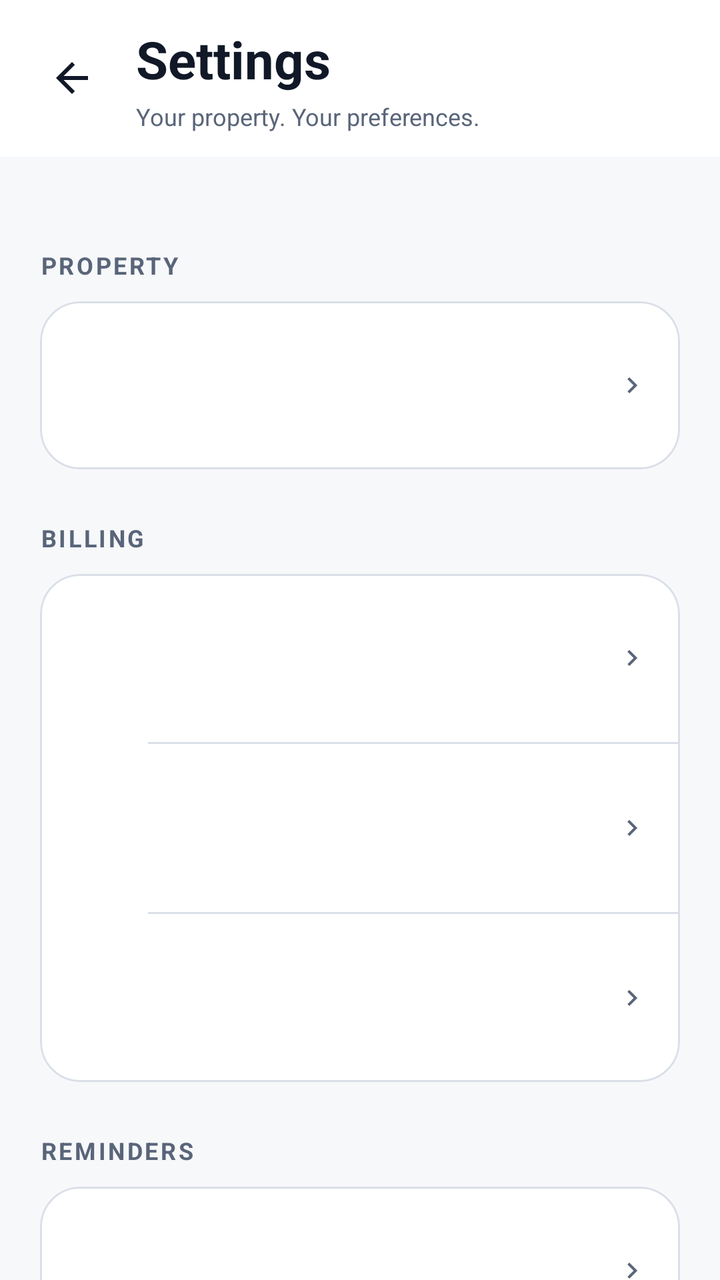
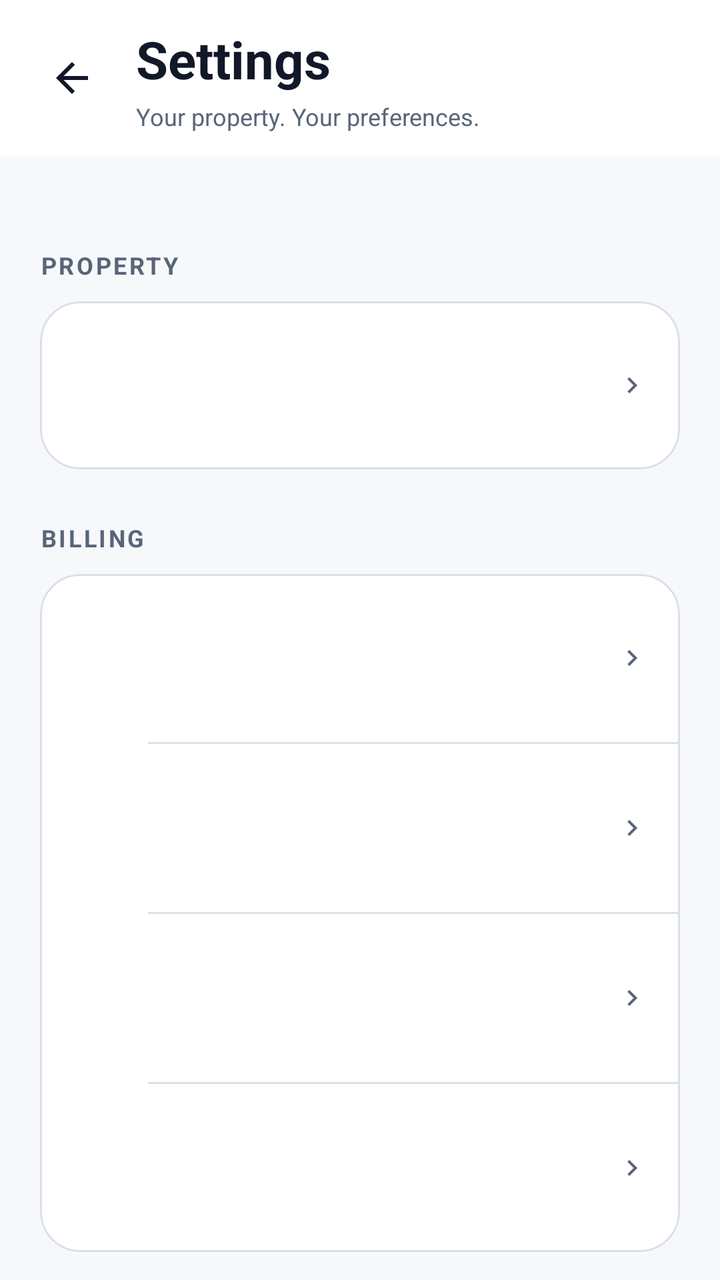

Two renders of the same Android screen: before a commit and after it. Below are the layout's source before the change and the commit's diff.
<!-- AndroidManifest.xml: application theme Theme.RoomKit -->
<!-- res/layout/fragment_setting.xml -->
<?xml version='1.0' encoding='utf-8'?>
<LinearLayout xmlns:android="http://schemas.android.com/apk/res/android" xmlns:app="http://schemas.android.com/apk/res-auto" android:layout_width="match_parent" android:layout_height="match_parent" android:orientation="vertical" android:background="@color/rks2_bg">
    <LinearLayout android:layout_width="match_parent" android:layout_height="wrap_content" android:orientation="horizontal" android:gravity="center_vertical" android:padding="12dp" android:background="@color/rks2_surface">
        <ImageButton android:id="@+id/settingsBack" android:layout_width="48dp" android:layout_height="48dp" android:background="?attr/selectableItemBackgroundBorderless" android:src="@drawable/ic_arrow_back" android:contentDescription="@string/rks2_back" app:tint="@color/rks2_text" />
        <LinearLayout android:layout_width="0dp" android:layout_height="wrap_content" android:layout_weight="1" android:orientation="vertical" android:paddingStart="8dp">
            <TextView android:id="@+id/pageTitle" android:layout_width="match_parent" android:layout_height="wrap_content" android:text="@string/rks2_settings" android:textColor="@color/rks2_text" android:textSize="26sp" android:textStyle="bold" android:accessibilityHeading="true" />
            <TextView android:id="@+id/pageSubtitle" android:layout_width="match_parent" android:layout_height="wrap_content" android:layout_marginTop="3dp" android:text="@string/rks2_subtitle" android:textColor="@color/rks2_muted" android:textSize="12sp" />
        </LinearLayout>
    </LinearLayout>
    <androidx.core.widget.NestedScrollView android:layout_width="match_parent" android:layout_height="0dp" android:layout_weight="1" android:fillViewport="true" android:clipToPadding="false">
        <LinearLayout android:layout_width="match_parent" android:layout_height="wrap_content" android:orientation="vertical" android:padding="20dp" android:paddingBottom="40dp">
            <TextView style="@style/Rks2Section" android:text="@string/rks2_property_section" />
            <com.google.android.material.card.MaterialCardView style="@style/Rks2Card">
                <LinearLayout android:layout_width="match_parent" android:layout_height="wrap_content" android:orientation="vertical">
                    <include android:id="@+id/settingsProperty" layout="@layout/item_settings_row" />
                </LinearLayout>
            </com.google.android.material.card.MaterialCardView>
            <TextView style="@style/Rks2Section" android:text="@string/rks2_billing_section" />
            <com.google.android.material.card.MaterialCardView style="@style/Rks2Card">
                <LinearLayout android:layout_width="match_parent" android:layout_height="wrap_content" android:orientation="vertical">
                    <include android:id="@+id/settingsDefaults" layout="@layout/item_settings_row" />
                    <View android:layout_width="match_parent" android:layout_height="1dp" android:layout_marginStart="54dp" android:background="@color/rks2_border" />
                    <include android:id="@+id/settingsMonthClose" layout="@layout/item_settings_row" />
                    <View android:layout_width="match_parent" android:layout_height="1dp" android:layout_marginStart="54dp" android:background="@color/rks2_border" />
                    <include android:id="@+id/settingsCurrency" layout="@layout/item_settings_row" />
                </LinearLayout>
            </com.google.android.material.card.MaterialCardView>
            <TextView style="@style/Rks2Section" android:text="@string/rks2_reminder_section" />
            <com.google.android.material.card.MaterialCardView style="@style/Rks2Card">
                <LinearLayout android:layout_width="match_parent" android:layout_height="wrap_content" android:orientation="vertical">
                    <include android:id="@+id/settingsNotifications" layout="@layout/item_settings_row" />
                </LinearLayout>
            </com.google.android.material.card.MaterialCardView>
            <TextView android:layout_width="match_parent" android:layout_height="wrap_content" android:text="@string/rks2_schedule" android:textColor="@color/rks2_muted" android:textSize="12sp" android:lineSpacingExtra="3dp" android:layout_marginBottom="12dp" />
            <TextView style="@style/Rks2Section" android:text="@string/rks2_data_section" />
            <com.google.android.material.card.MaterialCardView style="@style/Rks2Card">
                <LinearLayout android:layout_width="match_parent" android:layout_height="wrap_content" android:orientation="vertical">
                    <include android:id="@+id/settingsBackup" layout="@layout/item_settings_row" />
                    <View android:layout_width="match_parent" android:layout_height="1dp" android:layout_marginStart="54dp" android:background="@color/rks2_border" />
                    <include android:id="@+id/settingsPrivacy" layout="@layout/item_settings_row" />
                </LinearLayout>
            </com.google.android.material.card.MaterialCardView>
            <LinearLayout android:layout_width="match_parent" android:layout_height="wrap_content" android:layout_marginTop="32dp" android:padding="24dp" android:orientation="vertical" android:gravity="center">
                <TextView android:layout_width="wrap_content" android:layout_height="wrap_content" android:text="RoomKit" android:textColor="@color/rks2_text" android:textSize="22sp" android:textStyle="bold" />
                <TextView android:id="@+id/settingsVersion" android:layout_width="wrap_content" android:layout_height="wrap_content" android:layout_marginTop="8dp" android:textColor="@color/rks2_muted" android:textSize="12sp" />
                <TextView android:layout_width="wrap_content" android:layout_height="wrap_content" android:layout_marginTop="5dp" android:text="@string/rks2_local" android:textColor="@color/rks2_muted" android:textSize="12sp" android:gravity="center" />
            </LinearLayout>
        </LinearLayout>
    </androidx.core.widget.NestedScrollView>
</LinearLayout>
<!-- res/layout/item_settings_row.xml (included above) -->
<?xml version='1.0' encoding='utf-8'?>
<LinearLayout xmlns:android="http://schemas.android.com/apk/res/android" xmlns:app="http://schemas.android.com/apk/res-auto" android:layout_width="match_parent" android:layout_height="wrap_content" android:minHeight="84dp" android:orientation="horizontal" android:gravity="center_vertical" android:padding="16dp" android:background="?attr/selectableItemBackground" android:clickable="true" android:focusable="true">
    <ImageView android:id="@+id/rowIcon" android:layout_width="24dp" android:layout_height="24dp" android:layout_marginEnd="14dp" android:importantForAccessibility="no" app:tint="@color/rks2_muted" />
    <LinearLayout android:layout_width="0dp" android:layout_height="wrap_content" android:layout_weight="1" android:orientation="vertical">
        <TextView android:id="@+id/rowTitle" android:layout_width="match_parent" android:layout_height="wrap_content" android:textSize="15sp" android:textStyle="bold" android:textColor="@color/rks2_text" />
        <TextView android:id="@+id/rowSubtitle" android:layout_width="match_parent" android:layout_height="wrap_content" android:layout_marginTop="4dp" android:textSize="12sp" android:lineSpacingExtra="2dp" android:textColor="@color/rks2_muted" />
    </LinearLayout>
    <TextView android:id="@+id/rowValue" android:layout_width="wrap_content" android:layout_height="wrap_content" android:layout_marginStart="10dp" android:maxWidth="90dp" android:gravity="end" android:textSize="12sp" android:textStyle="bold" android:textColor="@color/rks2_muted" />
    <ImageView android:id="@+id/rowChevron" android:layout_width="16dp" android:layout_height="16dp" android:layout_marginStart="10dp" android:importantForAccessibility="no" android:src="@drawable/ic_chevron_right" app:tint="@color/rks2_muted" />
</LinearLayout>
<!-- resources referenced by this layout -->
<resources>
  <color name="rks2_bg">@color/roomkit_background</color>
  <color name="rks2_border">@color/roomkit_border</color>
  <color name="rks2_muted">@color/roomkit_text_secondary</color>
  <color name="rks2_surface">@color/roomkit_surface</color>
  <color name="rks2_text">@color/roomkit_text_primary</color>
  <!-- drawable ic_arrow_back (drawable) -->
  <vector xmlns:android="http://schemas.android.com/apk/res/android" android:autoMirrored="true" android:height="24dp" android:tint="#000000" android:viewportHeight="960" android:viewportWidth="960" android:width="24dp">
        
      <path android:fillColor="@android:color/white" android:pathData="M313,520L537,744L480,800L160,480L480,160L537,216L313,440L800,440L800,520L313,520Z"/>
      
  </vector>
  <!-- drawable ic_chevron_right (drawable) -->
  <vector xmlns:android="http://schemas.android.com/apk/res/android"
      android:width="24dp"
      android:height="24dp"
      android:viewportWidth="24"
      android:viewportHeight="24">
    <path
        android:fillColor="#FF000000"
        android:pathData="M10,6L8.59,7.41 13.17,12l-4.58,4.59L10,18l6,-6z"/>
  </vector>
  <string name="rks2_back">Back</string>
  <string name="rks2_billing_section">BILLING</string>
  <string name="rks2_data_section">DATA &amp; PRIVACY</string>
  <string name="rks2_local">Offline rental management · Phnom Penh</string>
  <string name="rks2_property_section">PROPERTY</string>
  <string name="rks2_reminder_section">REMINDERS</string>
  <string name="rks2_schedule">3 days before · Due date · 1 day overdue\nThen every 7 days while a balance remains</string>
  <string name="rks2_settings">Settings</string>
  <string name="rks2_subtitle">Your property. Your preferences.</string>
  <style name="Rks2Card" parent="Widget.MaterialComponents.CardView">
          <item name="android:layout_width">match_parent</item>
          <item name="android:layout_height">wrap_content</item>
          <item name="cardBackgroundColor">@color/rks2_surface</item>
          <item name="cardCornerRadius">20dp</item>
          <item name="cardElevation">0dp</item>
          <item name="strokeWidth">1dp</item>
          <item name="strokeColor">@color/rks2_border</item>
      </style>
  <style name="Rks2Section">
          <item name="android:layout_width">match_parent</item>
          <item name="android:layout_height">wrap_content</item>
          <item name="android:layout_marginTop">26dp</item>
          <item name="android:layout_marginBottom">10dp</item>
          <item name="android:textColor">@color/rks2_muted</item>
          <item name="android:textSize">12sp</item>
          <item name="android:letterSpacing">0.1</item>
          <item name="android:textStyle">bold</item>
          <item name="android:accessibilityHeading">true</item>
      </style>
  <style name="Theme.RoomKit" parent="Theme.MaterialComponents.DayNight.NoActionBar">
          
          <item name="colorPrimary">@color/roomkit_primary</item>
          <item name="colorPrimaryVariant">@color/roomkit_primary_dark</item>
          <item name="colorOnPrimary">@color/roomkit_on_primary</item>
  
          
          <item name="android:colorBackground">@color/roomkit_background</item>
          <item name="colorSurface">@color/roomkit_surface</item>
          <item name="colorOnSurface">@color/roomkit_text_primary</item>
  
          
          <item name="android:statusBarColor">@color/roomkit_surface</item>
          <item name="android:windowLightStatusBar">true</item>
      </style>
  <color name="roomkit_background">#F7F8FA</color>
  <color name="roomkit_border">#DADFE8</color>
  <color name="roomkit_text_secondary">#596579</color>
  <color name="roomkit_surface">#FFFFFF</color>
  <color name="roomkit_text_primary">#111827</color>
  <color name="roomkit_primary">#0F172A</color>
  <color name="roomkit_primary_dark">#0B1220</color>
  <color name="roomkit_on_primary">#FFFFFF</color>
</resources>

<!-- the commit's change to res/layout/fragment_setting.xml (unified diff, before → after) -->
@@ -1,52 +1,250 @@
-<?xml version='1.0' encoding='utf-8'?>
-<LinearLayout xmlns:android="http://schemas.android.com/apk/res/android" xmlns:app="http://schemas.android.com/apk/res-auto" android:layout_width="match_parent" android:layout_height="match_parent" android:orientation="vertical" android:background="@color/rks2_bg">
-    <LinearLayout android:layout_width="match_parent" android:layout_height="wrap_content" android:orientation="horizontal" android:gravity="center_vertical" android:padding="12dp" android:background="@color/rks2_surface">
-        <ImageButton android:id="@+id/settingsBack" android:layout_width="48dp" android:layout_height="48dp" android:background="?attr/selectableItemBackgroundBorderless" android:src="@drawable/ic_arrow_back" android:contentDescription="@string/rks2_back" app:tint="@color/rks2_text" />
-        <LinearLayout android:layout_width="0dp" android:layout_height="wrap_content" android:layout_weight="1" android:orientation="vertical" android:paddingStart="8dp">
-            <TextView android:id="@+id/pageTitle" android:layout_width="match_parent" android:layout_height="wrap_content" android:text="@string/rks2_settings" android:textColor="@color/rks2_text" android:textSize="26sp" android:textStyle="bold" android:accessibilityHeading="true" />
-            <TextView android:id="@+id/pageSubtitle" android:layout_width="match_parent" android:layout_height="wrap_content" android:layout_marginTop="3dp" android:text="@string/rks2_subtitle" android:textColor="@color/rks2_muted" android:textSize="12sp" />
+<?xml version="1.0" encoding="utf-8"?>
+<LinearLayout
+    xmlns:android="http://schemas.android.com/apk/res/android"
+    xmlns:app="http://schemas.android.com/apk/res-auto"
+    android:layout_width="match_parent"
+    android:layout_height="match_parent"
+    android:orientation="vertical"
+    android:background="@color/rks2_bg">
+
+    
+    <LinearLayout
+        android:layout_width="match_parent"
+        android:layout_height="wrap_content"
+        android:orientation="horizontal"
+        android:gravity="center_vertical"
+        android:padding="12dp"
+        android:background="@color/rks2_surface">
+
+        <ImageButton
+            android:id="@+id/settingsBack"
+            android:layout_width="48dp"
+            android:layout_height="48dp"
+            android:background="?attr/selectableItemBackgroundBorderless"
+            android:src="@drawable/ic_arrow_back"
+            android:contentDescription="@string/rks2_back"
+            app:tint="@color/rks2_text" />
+
+        <LinearLayout
+            android:layout_width="0dp"
+            android:layout_height="wrap_content"
+            android:layout_weight="1"
+            android:orientation="vertical"
+            android:paddingStart="8dp"
+            android:paddingEnd="0dp">
+
+            <TextView
+                android:id="@+id/pageTitle"
+                android:layout_width="match_parent"
+                android:layout_height="wrap_content"
+                android:text="@string/rks2_settings"
+                android:textColor="@color/rks2_text"
+                android:textSize="26sp"
+                android:textStyle="bold"
+                android:accessibilityHeading="true" />
+
+            <TextView
+                android:id="@+id/pageSubtitle"
+                android:layout_width="match_parent"
+                android:layout_height="wrap_content"
+                android:layout_marginTop="3dp"
+                android:text="@string/rks2_subtitle"
+                android:textColor="@color/rks2_muted"
+                android:textSize="12sp" />
+
         </LinearLayout>
+
     </LinearLayout>
-    <androidx.core.widget.NestedScrollView android:layout_width="match_parent" android:layout_height="0dp" android:layout_weight="1" android:fillViewport="true" android:clipToPadding="false">
-        <LinearLayout android:layout_width="match_parent" android:layout_height="wrap_content" android:orientation="vertical" android:padding="20dp" android:paddingBottom="40dp">
-            <TextView style="@style/Rks2Section" android:text="@string/rks2_property_section" />
-            <com.google.android.material.card.MaterialCardView style="@style/Rks2Card">
-                <LinearLayout android:layout_width="match_parent" android:layout_height="wrap_content" android:orientation="vertical">
-                    <include android:id="@+id/settingsProperty" layout="@layout/item_settings_row" />
-                </LinearLayout>
-            </com.google.android.material.card.MaterialCardView>
-            <TextView style="@style/Rks2Section" android:text="@string/rks2_billing_section" />
-            <com.google.android.material.card.MaterialCardView style="@style/Rks2Card">
-                <LinearLayout android:layout_width="match_parent" android:layout_height="wrap_content" android:orientation="vertical">
-                    <include android:id="@+id/settingsDefaults" layout="@layout/item_settings_row" />
-                    <View android:layout_width="match_parent" android:layout_height="1dp" android:layout_marginStart="54dp" android:background="@color/rks2_border" />
-                    <include android:id="@+id/settingsMonthClose" layout="@layout/item_settings_row" />
-                    <View android:layout_width="match_parent" android:layout_height="1dp" android:layout_marginStart="54dp" android:background="@color/rks2_border" />
-                    <include android:id="@+id/settingsCurrency" layout="@layout/item_settings_row" />
-                </LinearLayout>
-            </com.google.android.material.card.MaterialCardView>
-            <TextView style="@style/Rks2Section" android:text="@string/rks2_reminder_section" />
-            <com.google.android.material.card.MaterialCardView style="@style/Rks2Card">
-                <LinearLayout android:layout_width="match_parent" android:layout_height="wrap_content" android:orientation="vertical">
-                    <include android:id="@+id/settingsNotifications" layout="@layout/item_settings_row" />
-                </LinearLayout>
-            </com.google.android.material.card.MaterialCardView>
-            <TextView android:layout_width="match_parent" android:layout_height="wrap_content" android:text="@string/rks2_schedule" android:textColor="@color/rks2_muted" android:textSize="12sp" android:lineSpacingExtra="3dp" android:layout_marginBottom="12dp" />
-            <TextView style="@style/Rks2Section" android:text="@string/rks2_data_section" />
-            <com.google.android.material.card.MaterialCardView style="@style/Rks2Card">
-                <LinearLayout android:layout_width="match_parent" android:layout_height="wrap_content" android:orientation="vertical">
-                    <include android:id="@+id/settingsBackup" layout="@layout/item_settings_row" />
-                    <View android:layout_width="match_parent" android:layout_height="1dp" android:layout_marginStart="54dp" android:background="@color/rks2_border" />
-                    <include android:id="@+id/settingsPrivacy" layout="@layout/item_settings_row" />
-                </LinearLayout>
-            </com.google.android.material.card.MaterialCardView>
-            <LinearLayout android:layout_width="match_parent" android:layout_height="wrap_content" android:layout_marginTop="32dp" android:padding="24dp" android:orientation="vertical" android:gravity="center">
-                <TextView android:layout_width="wrap_content" android:layout_height="wrap_content" android:text="RoomKit" android:textColor="@color/rks2_text" android:textSize="22sp" android:textStyle="bold" />
-                <TextView android:id="@+id/settingsVersion" android:layout_width="wrap_content" android:layout_height="wrap_content" android:layout_marginTop="8dp" android:textColor="@color/rks2_muted" android:textSize="12sp" />
-                <TextView android:layout_width="wrap_content" android:layout_height="wrap_content" android:layout_marginTop="5dp" android:text="@string/rks2_local" android:textColor="@color/rks2_muted" android:textSize="12sp" android:gravity="center" />
+
+    <androidx.core.widget.NestedScrollView
+        android:layout_width="match_parent"
+        android:layout_height="0dp"
+        android:layout_weight="1"
+        android:fillViewport="true"
+        android:clipToPadding="false">
+
+        <LinearLayout
+            android:layout_width="match_parent"
+            android:layout_height="wrap_content"
+            android:orientation="vertical"
+            android:paddingStart="20dp"
+            android:paddingTop="20dp"
+            android:paddingEnd="20dp"
+            android:paddingBottom="40dp">
+
+            
+            <TextView
+                style="@style/Rks2Section"
+                android:text="@string/rks2_property_section" />
+
+            <com.google.android.material.card.MaterialCardView
+                style="@style/Rks2Card">
+
+                <LinearLayout
+                    android:layout_width="match_parent"
+                    android:layout_height="wrap_content"
+                    android:orientation="vertical">
+
+                    <include
+                        android:id="@+id/settingsProperty"
+                        layout="@layout/item_settings_row" />
+
+                </LinearLayout>
+
+            </com.google.android.material.card.MaterialCardView>
+
+            
+            <TextView
+                style="@style/Rks2Section"
+                android:text="@string/rks2_billing_section" />
+
+            <com.google.android.material.card.MaterialCardView
+                style="@style/Rks2Card">
+
+                <LinearLayout
+                    android:layout_width="match_parent"
+                    android:layout_height="wrap_content"
+                    android:orientation="vertical">
+
+                    <include
+                        android:id="@+id/settingsDefaults"
+                        layout="@layout/item_settings_row" />
+
+                    <View
+                        android:layout_width="match_parent"
+                        android:layout_height="1dp"
+                        android:layout_marginStart="54dp"
+                        android:background="@color/rks2_border" />
+
+                    <include
+                        android:id="@+id/settingsPayment"
+                        layout="@layout/item_settings_row" />
+
+                    <View
+                        android:layout_width="match_parent"
+                        android:layout_height="1dp"
+                        android:layout_marginStart="54dp"
+                        android:background="@color/rks2_border" />
+
+                    <include
+                        android:id="@+id/settingsMonthClose"
+                        layout="@layout/item_settings_row" />
+
+                    <View
+                        android:layout_width="match_parent"
+                        android:layout_height="1dp"
+                        android:layout_marginStart="54dp"
+                        android:background="@color/rks2_border" />
+
+                    <include
+                        android:id="@+id/settingsCurrency"
+                        layout="@layout/item_settings_row" />
+
+                </LinearLayout>
+
+            </com.google.android.material.card.MaterialCardView>
+
+            
+            <TextView
+                style="@style/Rks2Section"
+                android:text="@string/rks2_reminder_section" />
+
+            <com.google.android.material.card.MaterialCardView
+                style="@style/Rks2Card">
+
+                <LinearLayout
+                    android:layout_width="match_parent"
+                    android:layout_height="wrap_content"
+                    android:orientation="vertical">
+
+                    <include
+                        android:id="@+id/settingsNotifications"
+                        layout="@layout/item_settings_row" />
+
+                </LinearLayout>
+
+            </com.google.android.material.card.MaterialCardView>
+
+            <TextView
+                android:layout_width="match_parent"
+                android:layout_height="wrap_content"
+                android:layout_marginBottom="12dp"
+                android:text="@string/rks2_schedule"
+                android:textColor="@color/rks2_muted"
+                android:textSize="12sp"
+                android:lineSpacingExtra="3dp" />
+
+            
+            <TextView
+                style="@style/Rks2Section"
+                android:text="@string/rks2_data_section" />
+
+            <com.google.android.material.card.MaterialCardView
+                style="@style/Rks2Card">
+
+                <LinearLayout
+                    android:layout_width="match_parent"
+                    android:layout_height="wrap_content"
+                    android:orientation="vertical">
+
+                    <include
+                        android:id="@+id/settingsBackup"
+                        layout="@layout/item_settings_row" />
+
+                    <View
+                        android:layout_width="match_parent"
+                        android:layout_height="1dp"
+                        android:layout_marginStart="54dp"
+                        android:background="@color/rks2_border" />
+
+                    <include
+                        android:id="@+id/settingsPrivacy"
+                        layout="@layout/item_settings_row" />
+
+                </LinearLayout>
+
+            </com.google.android.material.card.MaterialCardView>
+
+            
+            <LinearLayout
+                android:layout_width="match_parent"
+                android:layout_height="wrap_content"
+                android:layout_marginTop="32dp"
+                android:padding="24dp"
+                android:orientation="vertical"
+                android:gravity="center">
+
+                <TextView
+                    android:layout_width="wrap_content"
+                    android:layout_height="wrap_content"
+                    android:text="RoomKit"
+                    android:textColor="@color/rks2_text"
+                    android:textSize="22sp"
+                    android:textStyle="bold" />
+
+                <TextView
+                    android:id="@+id/settingsVersion"
+                    android:layout_width="wrap_content"
+                    android:layout_height="wrap_content"
+                    android:layout_marginTop="8dp"
+                    android:textColor="@color/rks2_muted"
+                    android:textSize="12sp" />
+
+                <TextView
+                    android:layout_width="wrap_content"
+                    android:layout_height="wrap_content"
+                    android:layout_marginTop="5dp"
+                    android:text="@string/rks2_local"
+                    android:textColor="@color/rks2_muted"
+                    android:textSize="12sp"
+                    android:gravity="center" />
+
             </LinearLayout>
+
         </LinearLayout>
+
     </androidx.core.widget.NestedScrollView>
+
 </LinearLayout>
 <!-- res/layout/item_settings_row.xml (included above) -->
 <?xml version='1.0' encoding='utf-8'?>
